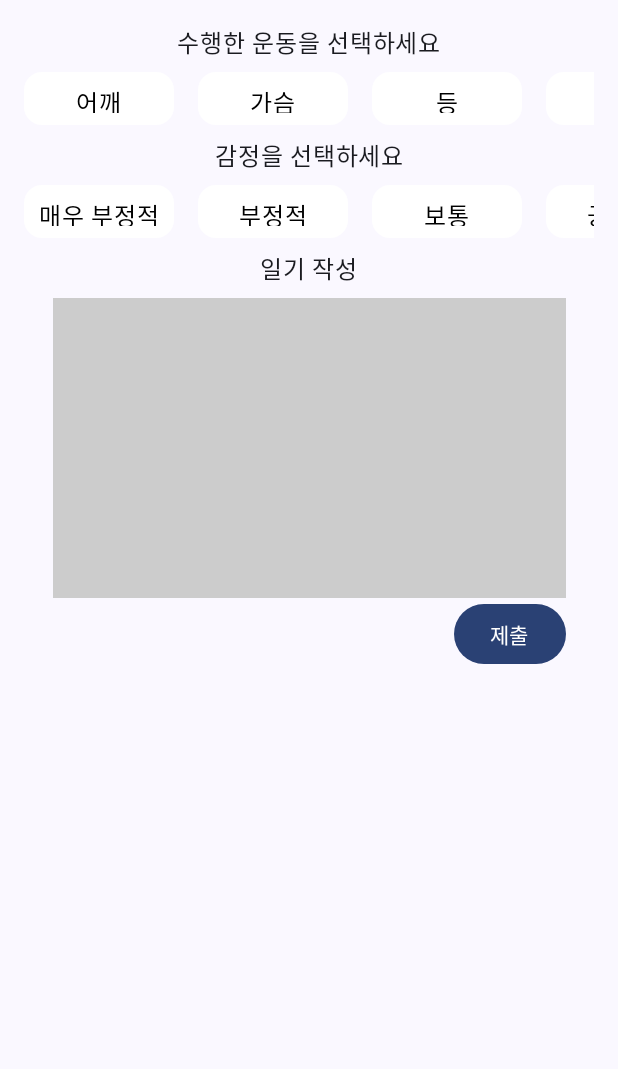
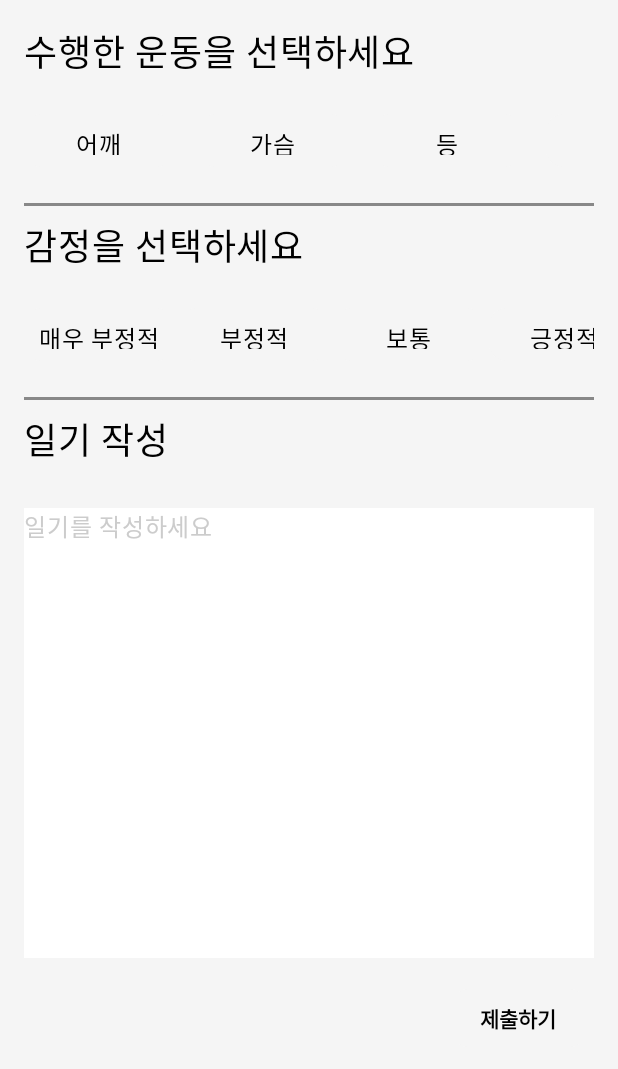
Before and after one commit to crohasang/SweatNote, an Android app built with Jetpack Compose: the Writing screen opened through its navigation route, on a phone screen of 412 x 824 dp. Shown: the top 1069 px of the screen. Run offline under Robolectric (Android 15) with nearby library versions, the phone set to English and light mode, and no system bars; Roboto replaces fonts that are not available here.

Commit message:
Feat: Change background color in surface and finish writing page

```diff
--- a/app/src/main/java/com/example/sweatnote/MainActivity.kt
+++ b/app/src/main/java/com/example/sweatnote/MainActivity.kt
@@ -9,6 +9,7 @@ import androidx.compose.material3.Surface
 import androidx.compose.material3.Text
 import androidx.compose.runtime.Composable
 import androidx.compose.ui.Modifier
+import androidx.compose.ui.graphics.Color
 import androidx.compose.ui.tooling.preview.Preview
 import androidx.navigation.compose.rememberNavController
 import com.example.sweatnote.navigation.NavGraph
@@ -22,6 +23,8 @@ class MainActivity : ComponentActivity() {
             SweatNoteTheme {
                 Surface(
                     modifier = Modifier.fillMaxSize(),
+                    color = Color(0xFFF5F5F5)
+
                 ) {
                     val navController = rememberNavController()
                     NavGraph(navController)
--- a/app/src/main/java/com/example/sweatnote/components/writing/CheckboxWithText.kt
+++ b/app/src/main/java/com/example/sweatnote/components/writing/CheckboxWithText.kt
@@ -11,8 +11,11 @@ import androidx.compose.material3.Text
 import androidx.compose.runtime.Composable
 import androidx.compose.ui.Alignment
 import androidx.compose.ui.Modifier
+import androidx.compose.ui.graphics.Color
 import androidx.compose.ui.graphics.Color.Companion.Black
+import androidx.compose.ui.graphics.Color.Companion.DarkGray
 import androidx.compose.ui.graphics.Color.Companion.White
+import androidx.compose.ui.text.font.FontWeight
 import androidx.compose.ui.unit.dp
 import com.example.sweatnote.ui.theme.pretendardFamily
 
@@ -20,7 +23,7 @@ import com.example.sweatnote.ui.theme.pretendardFamily
 fun CheckboxWithText(text: String, isChecked: Boolean, onCheckedChange: (Boolean) -> Unit) {
     Surface(
         shape = RoundedCornerShape(12.dp), // 테두리를 더욱 둥글게 만듭니다.
-        color = if (isChecked) Black else White, // 체크박스가 체크되면 배경색을 진한 회색으로, 아니면 연한 회색으로 설정합니다.
+        color = if (isChecked) DarkGray else Color(0xFFF5F5F5), // 체크박스가 체크되면 배경색을 진한 회색으로, 아니면 연한 회색으로 설정합니다.
         contentColor = if (isChecked) White else Black, // 체크박스가 체크되면 글자색을 하얀색으로, 아니면 검은색으로 설정합니다.
 //        border = if (isChecked) null else BorderStroke(width = 1.dp, color = Color.Gray), // 체크박스가 체크되면 테두리를 없애고, 아니면 회색 테두리를 유지합니다.
         modifier = Modifier
@@ -34,7 +37,7 @@ fun CheckboxWithText(text: String, isChecked: Boolean, onCheckedChange: (Boolean
         )
 
         {
-            Text(text = text, fontFamily = pretendardFamily)
+            Text(text = text, fontFamily = pretendardFamily, fontWeight = FontWeight.SemiBold)
         }
     }
 }
--- a/app/src/main/java/com/example/sweatnote/components/writing/DiaryTextField.kt
+++ b/app/src/main/java/com/example/sweatnote/components/writing/DiaryTextField.kt
@@ -1,10 +1,13 @@
+
 import androidx.compose.foundation.background
 import androidx.compose.foundation.layout.Box
 import androidx.compose.foundation.layout.fillMaxWidth
 import androidx.compose.foundation.layout.height
 import androidx.compose.foundation.text.BasicTextField
 import androidx.compose.material3.MaterialTheme
+import androidx.compose.material3.Text
 import androidx.compose.runtime.Composable
+import androidx.compose.ui.Alignment
 import androidx.compose.ui.Modifier
 import androidx.compose.ui.graphics.Color
 import androidx.compose.ui.graphics.SolidColor
@@ -27,14 +30,22 @@ fun DiaryTextField(
             modifier = Modifier
                 .fillMaxWidth()
                 .height(textFieldHeight.dp)
-                .background(Color.LightGray), // 밝은 배경색으로 변경했습니다.
+                .background(Color.White), // 밝은 배경색으로 변경했습니다.
             textStyle = MaterialTheme.typography.bodyLarge.copy(
                 color = Color.Black,
                 background = Color.Transparent
             ),
             cursorBrush = SolidColor(MaterialTheme.colorScheme.onSurface),
             singleLine = false,
-            maxLines = lineCount
+            maxLines = lineCount,
         )
+
+        if (value.isEmpty()) {
+            Text(
+                text = "일기를 작성하세요",
+                modifier = Modifier.align(Alignment.TopStart),
+                color = Color.LightGray
+            )
+        }
     }
 }
--- a/app/src/main/java/com/example/sweatnote/screens/Writing.kt
+++ b/app/src/main/java/com/example/sweatnote/screens/Writing.kt
@@ -12,6 +12,8 @@ import androidx.compose.foundation.layout.width
 import androidx.compose.foundation.lazy.LazyRow
 import androidx.compose.foundation.lazy.itemsIndexed
 import androidx.compose.material3.Button
+import androidx.compose.material3.ButtonDefaults
+import androidx.compose.material3.Divider
 import androidx.compose.material3.Text
 import androidx.compose.runtime.Composable
 import androidx.compose.runtime.getValue
@@ -20,7 +22,12 @@ import androidx.compose.runtime.remember
 import androidx.compose.runtime.setValue
 import androidx.compose.ui.Alignment
 import androidx.compose.ui.Modifier
+import androidx.compose.ui.graphics.Color
+import androidx.compose.ui.graphics.Color.Companion.Black
+import androidx.compose.ui.graphics.Color.Companion.Gray
+import androidx.compose.ui.text.font.FontWeight
 import androidx.compose.ui.unit.dp
+import androidx.compose.ui.unit.sp
 import androidx.navigation.NavHostController
 import com.example.sweatnote.components.writing.CheckboxWithText
 
@@ -42,9 +49,11 @@ fun Writing(navController: NavHostController) {
             .fillMaxSize()
             .padding(16.dp),
         verticalArrangement = Arrangement.Top,
-        horizontalAlignment = Alignment.CenterHorizontally
+        horizontalAlignment = Alignment.Start,
+
     ) {
-        Text("수행한 운동을 선택하세요")
+        Text("수행한 운동을 선택하세요", fontWeight = FontWeight.ExtraBold, fontSize = 24.sp)
+        Spacer(modifier = Modifier.height(16.dp))
         LazyRow(
             modifier = Modifier
                 .fillMaxWidth()
@@ -67,9 +76,13 @@ fun Writing(navController: NavHostController) {
                 }
             }
         }
+        Spacer(modifier = Modifier.height(16.dp))
+        Divider(color = Gray, thickness = 2.dp)
+        Spacer(modifier = Modifier.height(8.dp))
 
         // 감정 체크박스
-        Text("감정을 선택하세요")
+        Text("감정을 선택하세요", fontWeight = FontWeight.ExtraBold, fontSize = 24.sp)
+        Spacer(modifier = Modifier.height(16.dp))
         LazyRow(
             modifier = Modifier
                 .fillMaxWidth()
@@ -86,16 +99,21 @@ fun Writing(navController: NavHostController) {
                     text = feeling
                 )
                 if (index < feelings.size - 1) {
-                    Spacer(modifier = Modifier.width(16.dp)) // 체크박스 사이에 간격을 추가합니다.
+                    Spacer(modifier = Modifier.width(3.dp)) // 체크박스 사이에 간격을 추가합니다.
                 }
             }
         }
 
-        Text("일기 작성")
+        Spacer(modifier = Modifier.height(16.dp))
+        Divider(color = Gray, thickness = 2.dp)
+        Spacer(modifier = Modifier.height(8.dp))
+
+        Text("일기 작성", fontWeight = FontWeight.ExtraBold, fontSize = 24.sp)
+        Spacer(modifier = Modifier.height(20.dp))
 
         Column(
             modifier = Modifier
-                .fillMaxWidth(0.9f)
+                .fillMaxWidth()
                 .padding(vertical = 8.dp), // 버튼과 TextField 사이에 간격을 추가합니다.
             verticalArrangement = Arrangement.Bottom, // 버튼을 아래에 위치시킵니다.
             horizontalAlignment = Alignment.End // 버튼을 오른쪽에 위치시킵니다.
@@ -105,13 +123,16 @@ fun Writing(navController: NavHostController) {
                 onValueChange = { diaryEntry = it },
                 modifier = Modifier
                     .fillMaxWidth()
-                    .height(200.dp)
+                    .height(300.dp)
             )
 
+            Spacer(modifier = Modifier.height(16.dp))
+
             Button(
-                onClick = { /* TODO: Handle submit action */ }
+                onClick = { /* TODO: Handle submit action */ },
+                colors = ButtonDefaults.buttonColors(Color(0xFFF5F5F5)) // 배경색을 투명하게 설정합니다.
             ) {
-                Text("제출")
+                Text("제출하기", color = Black, fontWeight = FontWeight.Bold) // 글자 색깔을 검은색으로, 글자를 굵게 설정합니다.
             }
         }
 
```
